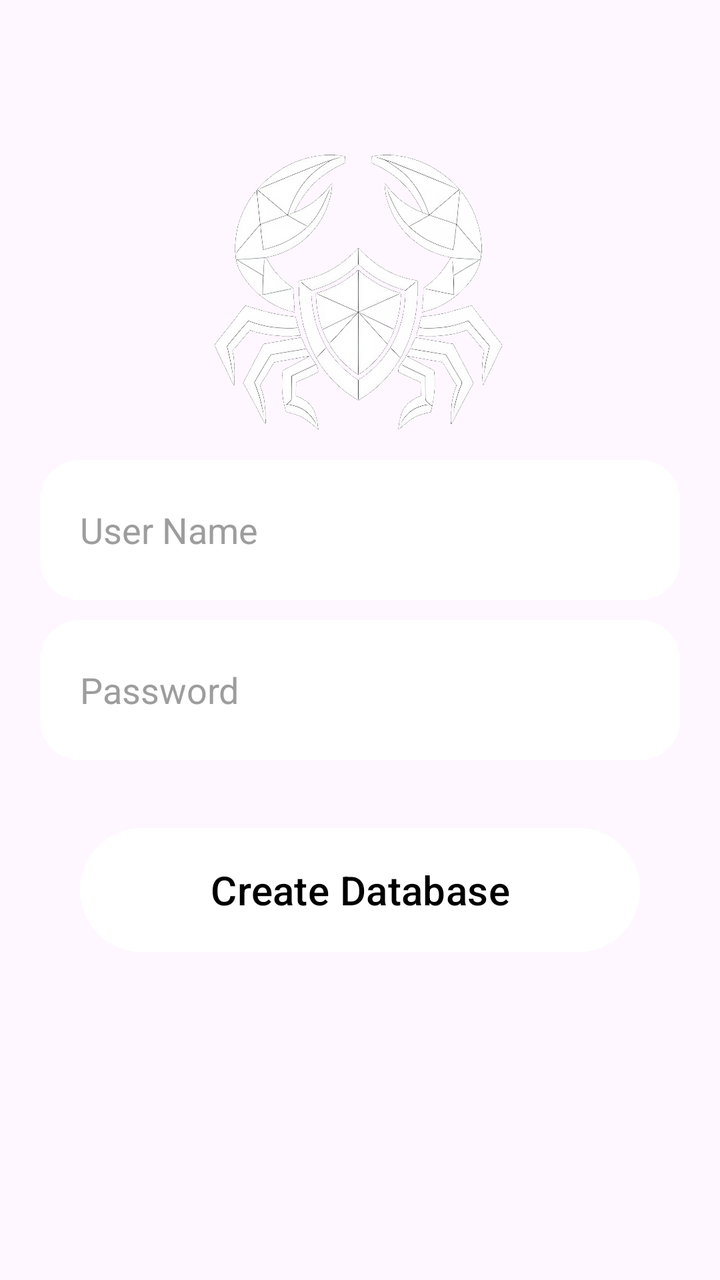
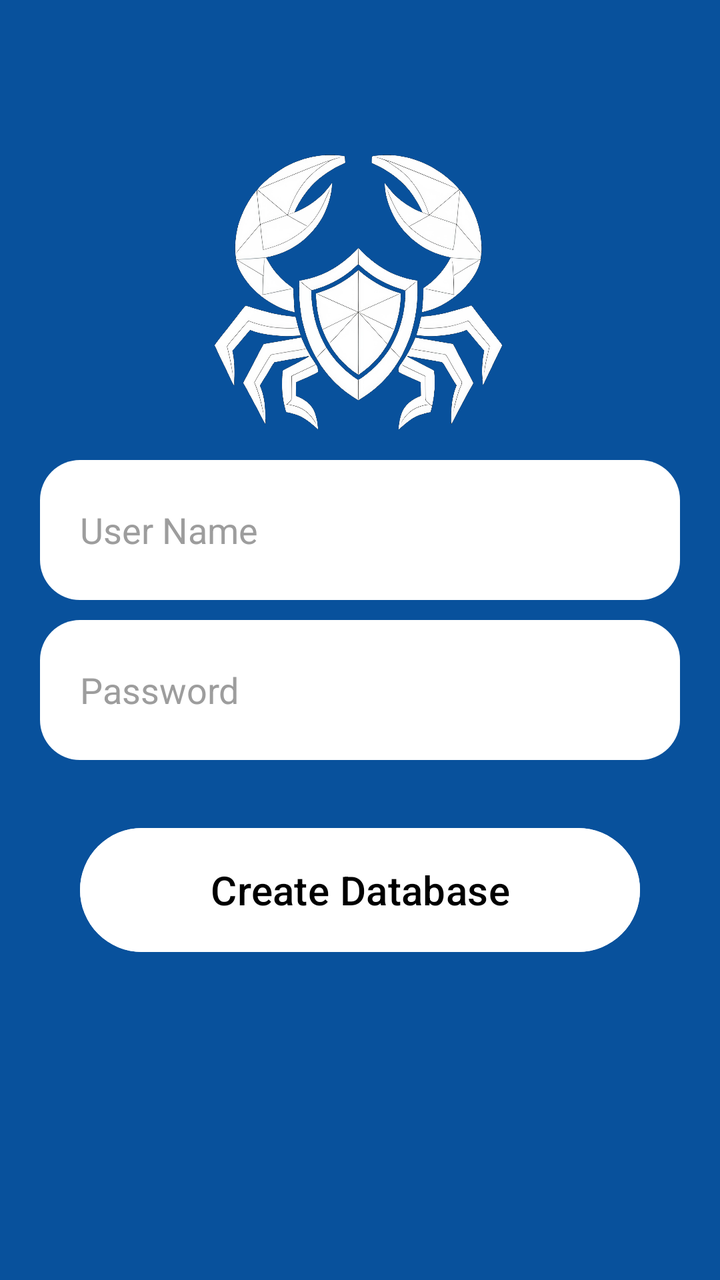

Before-and-after screenshots of an Android layout around one commit, followed by the original layout XML and the change that was made.
<!-- AndroidManifest.xml: application theme Theme.WhiteVault -->
<!-- res/layout/activity_user.xml -->
<?xml version="1.0" encoding="utf-8"?>
<RelativeLayout xmlns:android="http://schemas.android.com/apk/res/android"
    xmlns:app="http://schemas.android.com/apk/res-auto"
    xmlns:tools="http://schemas.android.com/tools"
    android:id="@+id/main"
    android:layout_width="match_parent"
    android:layout_height="match_parent"
    tools:context=".UserActivity"
    android:background="@color/primary">

    <LinearLayout
        android:layout_width="match_parent"
        android:layout_height="wrap_content"
        android:layout_marginTop="60dp"
        android:orientation="vertical"
        android:padding="10dp">

        <RelativeLayout
            android:layout_width="match_parent"
            android:layout_height="wrap_content">

            <ImageView
                android:layout_width="150dp"
                android:layout_height="150dp"
                android:src="@drawable/logo"
                android:layout_centerHorizontal="true"/>

        </RelativeLayout>

        <EditText
            android:id="@+id/user_name"
            android:layout_width="match_parent"
            android:layout_height="70dp"
            android:layout_marginTop="10dp"
            android:layout_marginStart="10dp"
            android:layout_marginEnd="10dp"
            android:hint="User Name"
            android:textColorHint="#9D9D9D"
            android:textColor="@color/black"
            android:background="@drawable/user_edit_text_background"
            android:padding="20dp"/>

        <EditText
            android:id="@+id/user_password"
            android:layout_width="match_parent"
            android:layout_height="70dp"
            android:layout_marginTop="10dp"
            android:layout_marginStart="10dp"
            android:layout_marginEnd="10dp"
            android:hint="Password"
            android:textColorHint="#9D9D9D"
            android:textColor="@color/black"
            android:background="@drawable/user_edit_text_background"
            android:padding="20dp"/>
        
        <FrameLayout
            android:layout_width="match_parent"
            android:layout_height="wrap_content"
            android:layout_marginTop="30dp">

            <Button
                android:id="@+id/button_create_database"
                android:layout_width="match_parent"
                android:layout_height="70dp"
                android:layout_marginStart="30dp"
                android:layout_marginEnd="30dp"
                android:text="Create Database"
                android:textSize="20sp"
                android:textColor="@color/black"
                android:backgroundTint="@color/white"
                android:layout_gravity="center"/>

            <ProgressBar
                android:id="@+id/progress_bar"
                android:layout_width="50dp"
                android:layout_height="50dp"
                android:layout_gravity="center"
                android:indeterminateTint="@color/white"
                android:visibility="invisible"/>

        </FrameLayout>

    </LinearLayout>

</RelativeLayout>
<!-- resources referenced by this layout -->
<resources>
  <color name="black">#FF000000</color>
  <color name="white">#FFFFFFFF</color>
  <!-- drawable logo: png bitmap (drawable, 707720 bytes) -->
  <!-- drawable user_edit_text_background (drawable) -->
  <?xml version="1.0" encoding="utf-8"?>
  <shape xmlns:android="http://schemas.android.com/apk/res/android">
      <solid android:color="@color/white"/>
      <corners android:radius="20dp"/>
  
  </shape>
  <style name="Theme.WhiteVault" parent="Base.Theme.WhiteVault" />
  <style name="Base.Theme.WhiteVault" parent="Theme.Material3.DayNight.NoActionBar">
          
          
      </style>
</resources>

<!-- the commit's change to res/layout/activity_user.xml (unified diff, before → after) -->
@@ -6,7 +6,7 @@
     android:layout_width="match_parent"
     android:layout_height="match_parent"
     tools:context=".UserActivity"
-    android:background="@color/primary">
+    android:background="@color/lPrimary">
 
     <LinearLayout
         android:layout_width="match_parent"
<!-- resource entries referenced after the edit -->
@@ -1,6 +1,7 @@
 <!-- resources referenced by this layout -->
 <resources>
   <color name="black">#FF000000</color>
+  <color name="lPrimary">#08519C</color>
   <color name="white">#FFFFFFFF</color>
   <!-- drawable logo: png bitmap (drawable, 707720 bytes) -->
   <!-- drawable user_edit_text_background (drawable) -->
